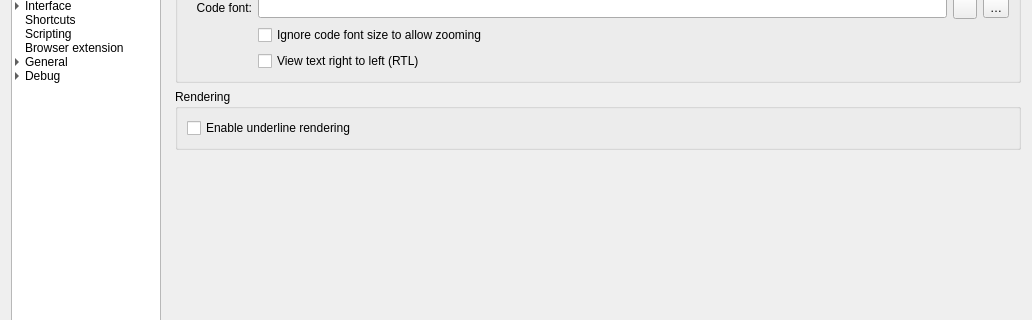
First picture: the form in src/dialogs/settingsdialog.ui, repository pbek/QOwnNotes, before the edit; both pictures show x 0 to 1032 and y 95 to 415 of the 1032 by 964 pixel window.
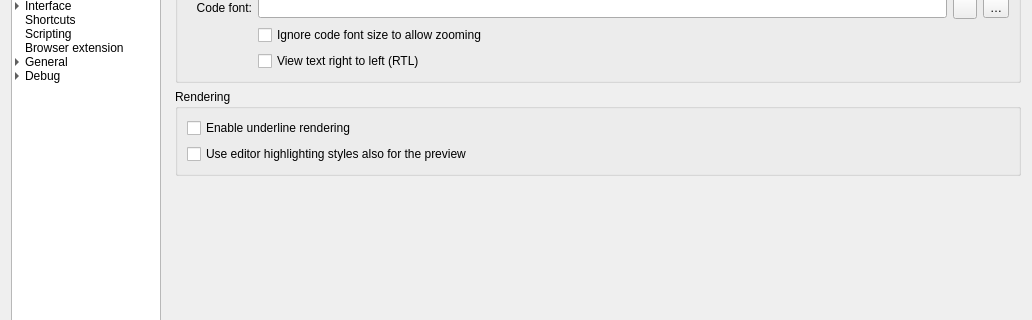
Second picture: the form after the edit. The open tabs and pages were chosen to show the change. Icons and pictures are not drawn. Custom widgets are drawn as their Qt base class.

Commit message: Add setting for preview css style generation from schema (#1462)

What changed in the file:
```diff
--- a/src/dialogs/settingsdialog.ui
+++ b/src/dialogs/settingsdialog.ui
@@ -4618,6 +4618,13 @@
                   </property>
                  </widget>
                 </item>
+                <item row="1" column="0" colspan="2">
+                 <widget class="QCheckBox" name="noteTextViewUseEditorStylesCheckBox">
+                  <property name="text">
+                   <string>Use editor highlighting styles also for the preview</string>
+                  </property>
+                 </widget>
+                </item>
                </layout>
               </widget>
              </item>
```
Left out of the diff: 4 changed lines with no effect on the pictures. The commit also changes 2 other files.
